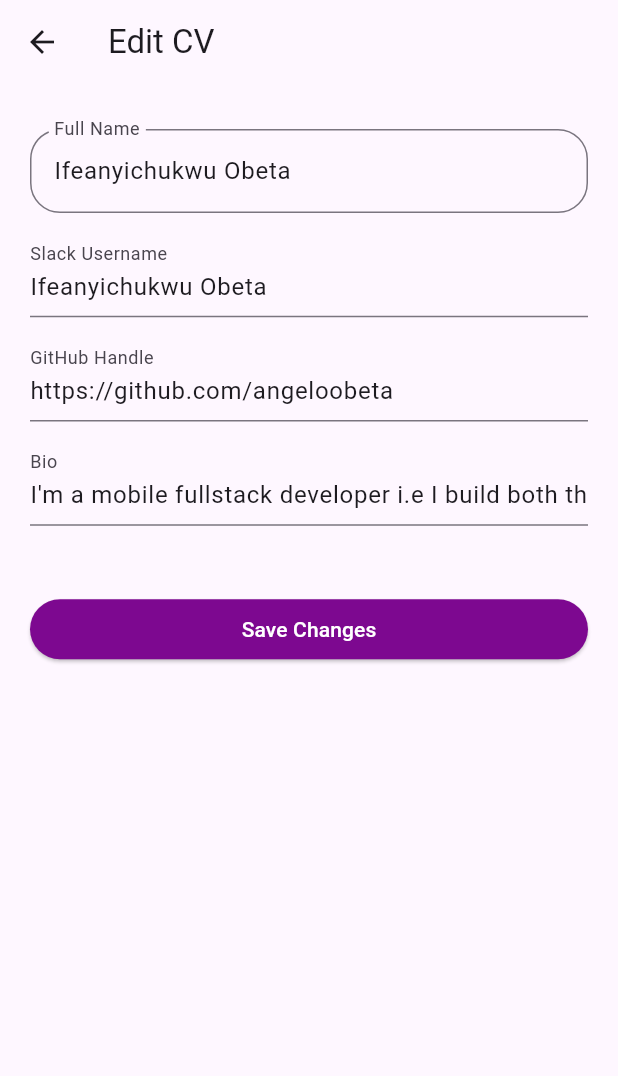
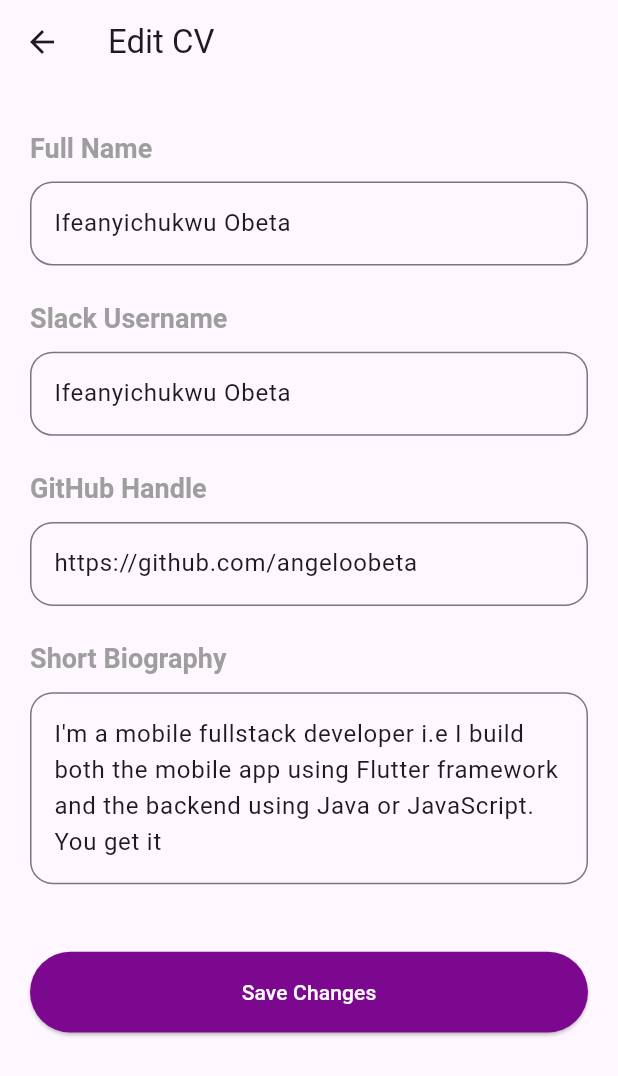
Before and after one commit to angeloobeta/hng_internship_mobile_track_stage_2_task, a Flutter app: the screen it shows after launch, after a tap on "Edit CV", on a phone screen of 412 x 824 dp. Shown: the top 1076 px of the screen. Run offline on Flutter 3.47's test engine with Material 2 defaults, Android fonts, the phone set to English and light mode, and no system bars.

Commit message:
Refactored the code base.

```diff
--- a/lib/views/pages/curriculumVitaPage.dart
+++ b/lib/views/pages/curriculumVitaPage.dart
@@ -31,7 +31,7 @@ class CvPage extends StatelessWidget {
             title: const GeneralTextDisplay(
                 'CV Preview', grey, 1, 25, FontWeight.normal, 'full_name'),
           ),
-          body: Container(
+          body: SizedBox(
             height: MediaQuery.sizeOf(context).height,
             width: MediaQuery.sizeOf(context).width,
             child: ListView(
@@ -82,7 +82,9 @@ class CvPage extends StatelessWidget {
                                 )),
                       );
                     },
-                    child: const Text('Edit CV'),
+                    child: SizedBox(
+                        height: sS(context).cH(height: 60),
+                        child: const Center(child: Text('Edit CV'))),
                   ),
                 ),
               ],
--- a/lib/views/pages/editCVPage.dart
+++ b/lib/views/pages/editCVPage.dart
@@ -1,13 +1,15 @@
+import 'package:hng_internship_mobile_track_stage_2_task/views/uiElements/textField.dart';
+
 import '../../model/utilities/imports/generalImport.dart';
 import 'curriculumVitaPage.dart';
 
 class EditCVPage extends StatefulWidget {
-  late final String fullName;
-  late final String slackUsername;
-  late final String githubHandle;
-  late final String bio;
+  final String fullName;
+  final String slackUsername;
+  final String githubHandle;
+  final String bio;
 
-  EditCVPage({
+  const EditCVPage({
     super.key,
     required this.fullName,
     required this.slackUsername,
@@ -55,29 +57,41 @@ class _EditCVPageState extends State<EditCVPage> {
         child: Column(
           crossAxisAlignment: CrossAxisAlignment.stretch,
           children: [
-            TextField(
-              maxLines: null,
-              controller: fullNameController,
-              decoration: const InputDecoration(
-                  border: OutlineInputBorder(
-                      borderRadius: BorderRadius.all(Radius.circular(20.0))),
-                  labelText: 'Full Name'),
-            ),
-            const S(h: 15),
-            TextField(
-              controller: slackUsernameController,
-              decoration: const InputDecoration(labelText: 'Slack Username'),
-            ),
-            const S(h: 15),
-            TextField(
-              controller: githubHandleController,
-              decoration: const InputDecoration(labelText: 'GitHub Handle'),
-            ),
-            const S(h: 15),
-            TextField(
-              controller: bioController,
-              decoration: const InputDecoration(labelText: 'Bio'),
-            ),
+            const GeneralTextDisplay(
+                "Full Name", grey, 1, 20, FontWeight.bold, 'full name'),
+            const S(h: 10),
+            textForm(
+                context: context,
+                maxLine: false,
+                labelText: "Full Name",
+                controller: fullNameController),
+            const S(h: 25),
+            const GeneralTextDisplay(
+                "Slack Username", grey, 1, 20, FontWeight.bold, 'full name'),
+            const S(h: 10),
+            textForm(
+                context: context,
+                maxLine: false,
+                labelText: "Slack Username",
+                controller: slackUsernameController),
+            const S(h: 25),
+            const GeneralTextDisplay(
+                "GitHub Handle", grey, 1, 20, FontWeight.bold, 'full name'),
+            const S(h: 10),
+            textForm(
+                context: context,
+                maxLine: false,
+                labelText: "GitHub Handle",
+                controller: githubHandleController),
+            const S(h: 25),
+            const GeneralTextDisplay(
+                "Short Biography", grey, 1, 20, FontWeight.bold, 'full name'),
+            const S(h: 10),
+            textForm(
+                context: context,
+                maxLine: true,
+                labelText: "Short Biography",
+                controller: bioController),
             const S(h: 50),
             ElevatedButton(
               style: ElevatedButton.styleFrom(
@@ -93,7 +107,9 @@ class _EditCVPageState extends State<EditCVPage> {
                             githubHandle: githubHandleController.text,
                             bio: bioController.text)));
               },
-              child: const Text('Save Changes'),
+              child: SizedBox(
+                  height: sS(context).cH(height: 60),
+                  child: const Center(child: Text('Save Changes'))),
             ),
           ],
         ),
--- a/lib/views/uiElements/textField.dart
+++ b/lib/views/uiElements/textField.dart
@@ -0,0 +1,16 @@
+import '../../model/utilities/imports/generalImport.dart';
+
+Widget textForm(
+    {required BuildContext context,
+    required bool maxLine,
+    required String labelText,
+    required TextEditingController controller}) {
+  return TextField(
+    maxLines: maxLine == true ? null : 1,
+    controller: controller,
+    decoration: const InputDecoration(
+      border: OutlineInputBorder(
+          borderRadius: BorderRadius.all(Radius.circular(15))),
+    ),
+  );
+}
```
